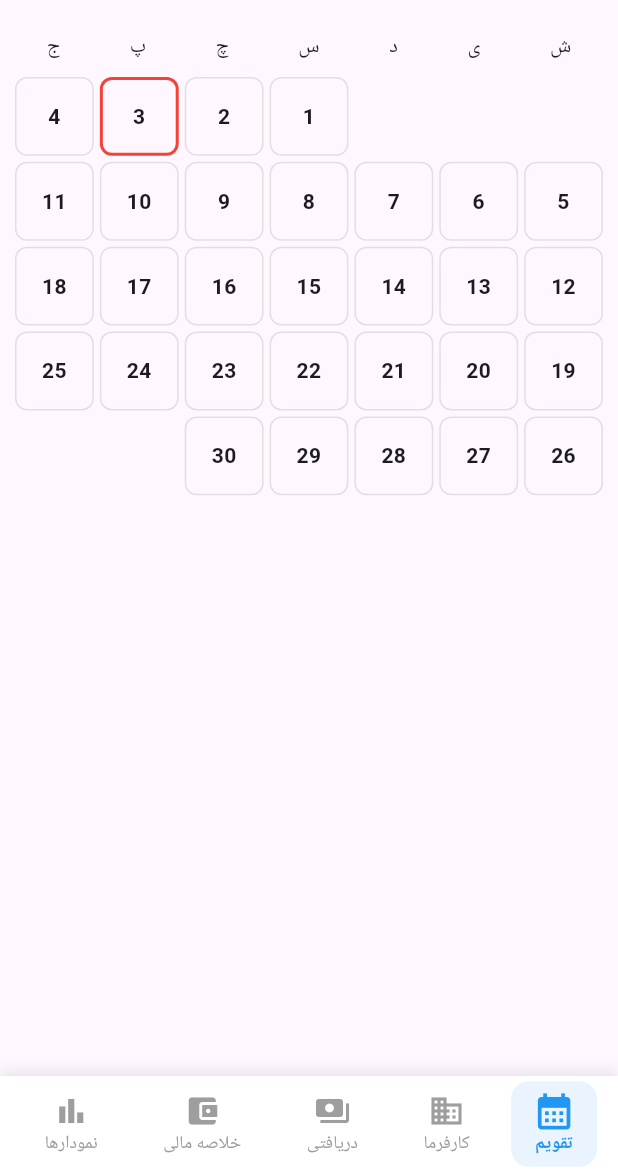
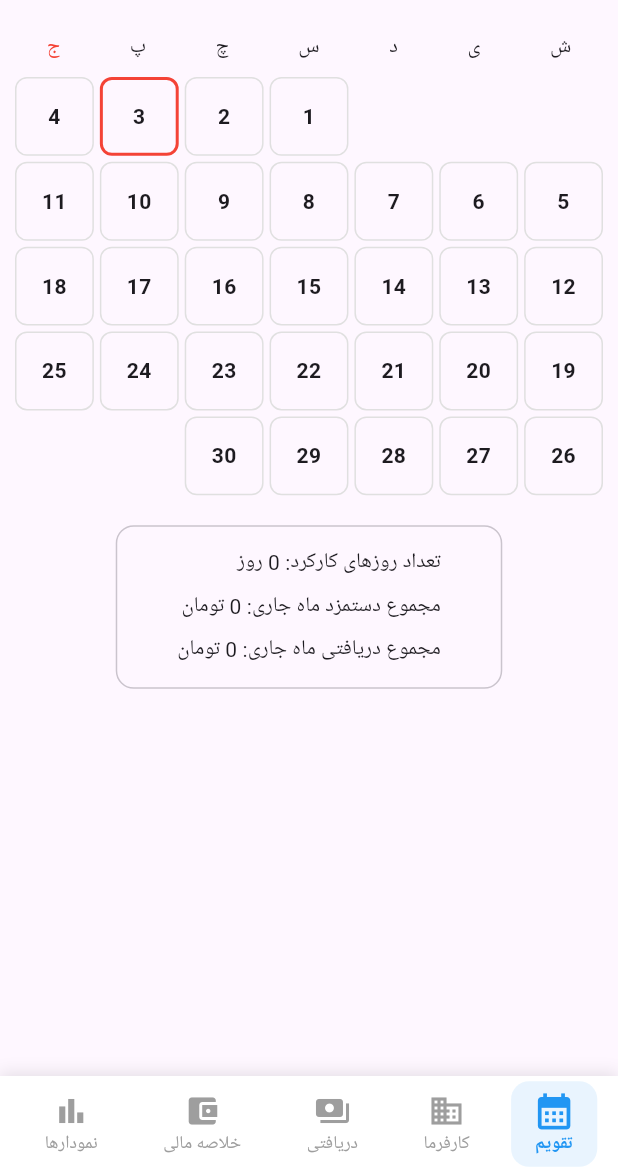
Before and after one commit to mohsen0dev/daily_work, a Flutter app: the screen it shows after launch, on a phone screen of 412 x 824 dp, the part 64-1236 px from its top. Run offline on Flutter 3.47's test engine with Material 3 defaults, Android fonts, the phone set to English and light mode, and no system bars; our stand-ins replace fl_chart, get, hive, hive_flutter, shamsi_date; missing offline and left inert: persian_datetime_picker; accounts and stored records are empty.

Commit message:
اضافه کردن توضیحات کار در صفحه تقویم

```diff
--- a/lib/pages/balance_page.dart
+++ b/lib/pages/balance_page.dart
@@ -428,10 +428,10 @@ class _BalancePageState extends State<BalancePage> {
                     gradient: LinearGradient(
                       colors: overallBalance >= 0
                           ? [
-                        Colors.green.shade50!,
-                        Colors.green.shade100!,
+                        Colors.green.shade50,
+                        Colors.green.shade100,
                       ]
-                          : [Colors.red.shade50!, Colors.red.shade100!],
+                          : [Colors.red.shade50, Colors.red.shade100],
                     ),
                     borderRadius: BorderRadius.circular(8),
                     boxShadow: [
--- a/lib/pages/calendar_page.dart
+++ b/lib/pages/calendar_page.dart
@@ -1,22 +1,33 @@
+import 'package:daily_work/utils/price_format.dart';
 import 'package:flutter/material.dart';
 import 'package:get/get.dart';
 import 'package:shamsi_date/shamsi_date.dart';
 
+import '../controllers/payments_controller.dart';
 import '../controllers/workdays_controller.dart';
+import '../utils/jalali_utils.dart';
 import 'day_form_page.dart';
 
+/// صفحه نمایش تقویم شمسی.
+/// این صفحه روزهای کاری را با رنگ‌های مختلف نمایش می‌دهد و امکان انتخاب ماه و روز را فراهم می‌کند.
 class CalendarPage extends StatefulWidget {
+  /// سازنده CalendarPage.
   const CalendarPage({super.key});
 
   @override
   State<CalendarPage> createState() => _CalendarPageState();
 }
 
+/// State مربوط به ویجت CalendarPage.
 class _CalendarPageState extends State<CalendarPage> {
-  // Use the existing singleton instance registered in main.dart
+  /// کنترلر روزهای کاری که از GetX دریافت می‌شود.
+  /// (Use the existing singleton instance registered in main.dart)
   final WorkDaysController workDaysController = Get.find<WorkDaysController>();
+  final PaymentsController paymentsController = Get.find<PaymentsController>();
+  /// تاریخ جلالی فوکوس شده فعلی در تقویم.
+  Jalali _focusedJalali = Jalali.now();
 
-  Jalali _focusedJalali = Jalali.now();
+  /// روز انتخاب شده توسط کاربر در ماه فعلی.
   final RxInt _selectedDay = Jalali.now().day.obs;
 
   @override
@@ -43,7 +54,7 @@ class _CalendarPageState extends State<CalendarPage> {
             onPressed: () {
               setState(() {
                 _focusedJalali = _focusedJalali.addMonths(-1);
-                _selectedDay.value = 1;
+                _selectedDay.value = 1; // تنظیم روز به اول ماه هنگام تغییر ماه
               });
               // Calling update() to refresh the data in controller.
               workDaysController.update();
@@ -54,7 +65,7 @@ class _CalendarPageState extends State<CalendarPage> {
             onPressed: () {
               setState(() {
                 _focusedJalali = _focusedJalali.addMonths(1);
-                _selectedDay.value = 1;
+                _selectedDay.value = 1; // تنظیم روز به اول ماه هنگام تغییر ماه
               });
               // Calling update() to refresh the data in controller.
               workDaysController.update();
@@ -63,7 +74,8 @@ class _CalendarPageState extends State<CalendarPage> {
         ],
       ),
       // Use Obx to rebuild the widget when any Rx variable changes.
-      body: Obx(() {
+      body: SingleChildScrollView(
+        child: Obx(() {
           final monthLength = _focusedJalali.monthLength;
           final firstWeekDay = Jalali(
             _focusedJalali.year,
@@ -71,21 +83,22 @@ class _CalendarPageState extends State<CalendarPage> {
             1,
           ).weekDay;
           final today = Jalali.now();
-        List<Widget> dayWidgets = [];
+          final List<Widget> dayWidgets = []; // استفاده از const در صورت امکان برای محتویات
 
+          // اضافه کردن فضاهای خالی برای روزهای اول هفته که در ماه قبل هستند
           for (int i = 1; i < firstWeekDay; i++) {
             dayWidgets.add(const SizedBox());
           }
 
+          // اضافه کردن ویجت برای هر روز ماه
           for (int day = 1; day <= monthLength; day++) {
             final jd = Jalali(_focusedJalali.year, _focusedJalali.month, day);
             final wd = workDaysController.getByJalali(jd);
-          final worked = wd?.worked == true;
-          final isToday =
-              (jd.year == today.year &&
+            final bool worked = wd?.worked == true;
+            final bool isToday = (jd.year == today.year &&
                 jd.month == today.month &&
                 jd.day == today.day);
-          final isSelected = day == _selectedDay.value;
+            final bool isSelected = day == _selectedDay.value;
 
             dayWidgets.add(
               GestureDetector(
@@ -105,6 +118,38 @@ class _CalendarPageState extends State<CalendarPage> {
               ),
             );
           }
+          // فیلتر کردن روزهای کاری ماه جاری
+          final currentMonthWorkdays = workDaysController.workdays.values.where((wd) {
+            final workdayJalali = JalaliUtils.parseJalali(wd.jalaliDate);
+            return workdayJalali.year == _focusedJalali.year &&
+                workdayJalali.month == _focusedJalali.month;
+          }).toList();
+
+          // محاسبه تعداد روزهای کارکرد (بر اساس مجموع ساعات تقسیم بر 8)
+          final double workedDaysCount = currentMonthWorkdays
+              .where((wd) => wd.worked)
+              .fold<double>(0, (sum, wd) => sum + (wd.hours / 8.0));
+          final String formattedWorkedDays = workedDaysCount % 1 == 0
+              ? workedDaysCount.toInt().toString()
+              : workedDaysCount.toStringAsFixed(1);
+
+          // محاسبه مجموع دستمزد ماه جاری
+          final int totalWageForMonth = currentMonthWorkdays
+              .fold<int>(0, (sum, wd) => sum + (wd.wage ?? 0));
+          final String formattedWage = totalWageForMonth.toPriceString();
+
+          final currentMonthPayments = paymentsController.payments.where((p) {
+
+            final paymentJalali = JalaliUtils.parseJalali(p.value.jalaliDate); // p.value
+            return paymentJalali.year == _focusedJalali.year &&
+                paymentJalali.month == _focusedJalali.month;
+          }).toList();
+
+          // محاسبه مجموع دریافتی ماه جاری
+          final int totalPaymentsForMonth = currentMonthPayments
+              .fold<int>(0, (sum, p) => sum + p.value.amount);
+          final String formattedPayments = totalPaymentsForMonth.toPriceString();
+          // ---------- پایان منطق محاسبات برای خلاصه ماه ----------
 
           return Center(
             child: Container(
@@ -112,40 +157,107 @@ class _CalendarPageState extends State<CalendarPage> {
               padding: const EdgeInsets.all(8.0),
               child: Column(
                 children: [
-                Row(
+                  const Row( // استفاده از const
                     mainAxisAlignment: MainAxisAlignment.spaceAround,
-                  children: const [
+                    children: [
                       Text('ش'),
                       Text('ی'),
                       Text('د'),
                       Text('س'),
                       Text('چ'),
                       Text('پ'),
-                    Text('ج'),
+                      Text('ج',style: TextStyle(color: Colors.red),),
                     ],
                   ),
-                const SizedBox(height: 8),
-                Expanded(
-                  child: GridView.count(
+                  const SizedBox(height: 8), // استفاده از const
+                  GridView.count(
+                    physics: NeverScrollableScrollPhysics(),
                     crossAxisCount: 7,
+                    shrinkWrap: true,
                     children: dayWidgets,
                   ),
+                  const SizedBox(height: 18),
+                  Container(
+// width: MediaQuery.of(context).size.width-32,
+                    padding: EdgeInsetsDirectional.symmetric(vertical: 10,horizontal: 40),
+                    decoration: BoxDecoration(
+                      border: Border.all(
+                        color: Theme.of(context).dividerColor.withAlpha(100)
                       ),
+                      borderRadius: BorderRadius.circular(12)
+                    ),
+                    child: Column(
+                      crossAxisAlignment: CrossAxisAlignment.start,
+                      children: [
+                        NoteWorks(
+                          title: 'تعداد روزهای کارکرد',
+                          value: formattedWorkedDays,
+                          numberic: false,
+                        ),
+
+                        NoteWorks(
+                          title: 'مجموع دستمزد ماه جاری',
+                          value: formattedWage,
+                          numberic: true,
+                        ),
+                        NoteWorks(
+                          title: 'مجموع دریافتی ماه جاری',
+                          value: formattedPayments,
+                          numberic: true,
+                        ),
+
+                      ],
+                    ),
+                  )
                 ],
               ),
             ),
           );
         }),
+      ),
     );
   }
 }
 
+
+/// ویجت نمایش دهنده خلاصه‌ای از آمار ماهانه (مثلاً تعداد روزهای کاری، دستمزد
+class NoteWorks extends StatelessWidget {
+  const NoteWorks({
+    super.key,
+    required this.title,
+    required this.value,
+    this.numberic = false,
+  });
+
+  final String title;
+  final String value;
+  final bool numberic;
+
+  @override
+  Widget build(BuildContext context) {
+    String endText= numberic?'تومان':'روز';
+    return Padding(
+      padding: const EdgeInsets.symmetric(vertical: 4.0),
+      child: Text('$title: $value $endText'),
+    );
+  }
+}
+
+/// ویجت نمایش دهنده یک سلول (روز) در تقویم.
 class _DayCell extends StatelessWidget {
+  /// تاریخ جلالی مربوط به این سلول.
   final Jalali jd;
+
+  /// وضعیت کار شده بودن روز (آیا کار در این روز ثبت شده است).
   final bool worked;
+
+  /// آیا این روز، روز جاری است.
   final bool isToday;
+
+  /// آیا این روز، روز انتخاب شده توسط کاربر است.
   final bool isSelected;
 
+  /// سازنده _DayCell.
   const _DayCell({
     required this.jd,
     required this.worked,
@@ -164,7 +276,7 @@ class _DayCell extends StatelessWidget {
     return TweenAnimationBuilder<double>(
       tween: Tween<double>(begin: 0, end: 1),
       duration: const Duration(milliseconds: 350),
-      builder: (context, value, child) {
+      builder: (BuildContext context, double value, Widget? child) {
         return Opacity(
           opacity: value,
           child: Transform.scale(scale: 1.0, child: child),
@@ -175,13 +287,12 @@ class _DayCell extends StatelessWidget {
         decoration: BoxDecoration(
           color: bg,
           borderRadius: BorderRadius.circular(8),
-
           border: Border.all(
             color: isToday
                 ? Colors.red
                 : worked
                 ? Colors.blue
-                : Colors.grey.shade300,
+                : Colors.grey.shade300, // استفاده از !
             width: isToday ? 2 : 1,
           ),
         ),
@@ -190,7 +301,7 @@ class _DayCell extends StatelessWidget {
           '${jd.day}',
           style: TextStyle(
             fontWeight: FontWeight.bold,
-            color: worked ? Colors.blue.shade900 : null,
+            color: worked ? Colors.blue.shade900 : null, // استفاده از !
             fontSize: worked ? 16 : 14,
           ),
         ),
```
Lines whose indentation alone changed are shown as unchanged.
